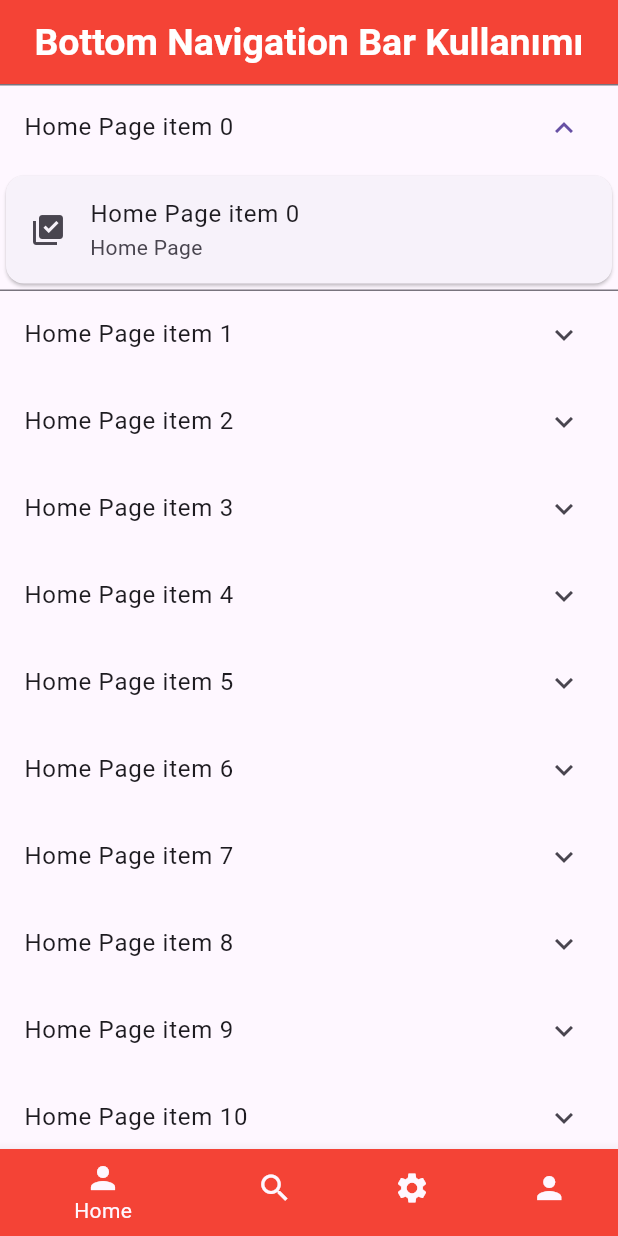
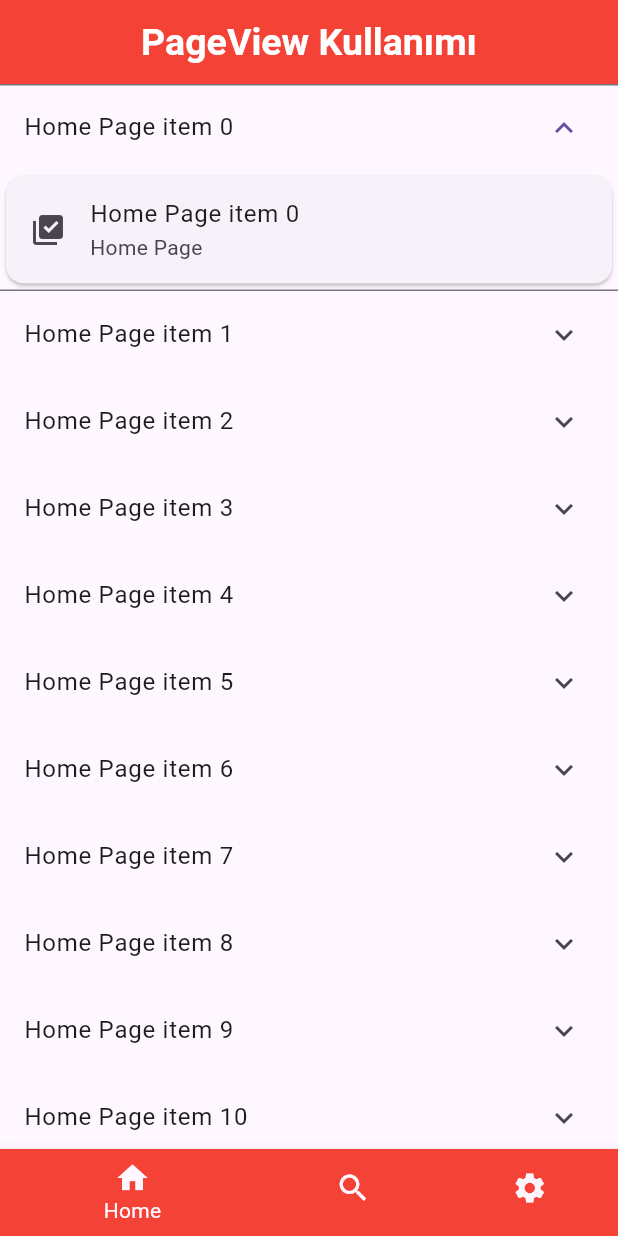
Before and after one commit to yamisagi/flutter_samples, a Flutter app: the screen it shows after launch, after a tap on an icon or button, on a phone screen of 412 x 824 dp. Run offline on Flutter 3.47's test engine with Material 2 defaults, Android fonts, the phone set to English and light mode, and no system bars; network calls fail.

Commit message:
add PageView to advanced_widgets/lesson1

```diff
--- /dev/null
+++ b/lib/advanced_widgets/lesson1/bottomnavbar/dummy_pages/settings_dummy.dart
@@ -0,0 +1,23 @@
+import 'package:flutter/material.dart';
+
+class SettingsPageDummy extends StatelessWidget {
+  const SettingsPageDummy({Key? key}) : super(key: key);
+
+  @override
+  Widget build(BuildContext context) {
+    return ListView.builder(
+        itemCount: 5,
+        itemExtent: 200,
+        itemBuilder: ((context, index) {
+          return Card(
+            borderOnForeground: true,
+            margin: const EdgeInsets.all(10),
+            child: ListTile(
+              trailing: const Icon(Icons.settings),
+              title: Text('Settings $index'),
+              subtitle: const Text('Settings Page'),
+            ),
+          );
+        }));
+  }
+}
--- /dev/null
+++ b/lib/advanced_widgets/lesson1/page_view/page_view_learn.dart
@@ -0,0 +1,104 @@
+import 'package:flutter/material.dart';
+import 'package:flutter_samples/advanced_widgets/lesson1/bottomnavbar/dummy_pages/home_dummy.dart';
+import 'package:flutter_samples/advanced_widgets/lesson1/bottomnavbar/dummy_pages/search_dummy.dart';
+import 'package:flutter_samples/advanced_widgets/lesson1/bottomnavbar/dummy_pages/settings_dummy.dart';
+
+/// [PageView] kullanımında, liste olarak tuttuğumuz [Widget]'leri yatay veya dikey olarak,
+/// Kaydırma efektiyle göstermek için kullanılır ve [ListView]'e oldukça çok benzer.
+class PageViewLearn extends StatefulWidget {
+  const PageViewLearn({Key? key}) : super(key: key);
+
+  @override
+  State<PageViewLearn> createState() => _PageViewLearnState();
+}
+
+class _PageViewLearnState extends State<PageViewLearn> {
+  /// ? Hem [BottomNavigationBar] hem de [PageView] indexini kontrol edebilmek için,
+  /// ? Ortak bir değişken oluşturuyoruz .
+  int _currentIndex = 0;
+
+  /// ? [PageView]'ı kontrol edebilmek için bir controller oluşturuyoruz.
+  late PageController _controller;
+
+  /// ? [PageView]'ın içerisinde olan sayfaları bu index ile kontrol edebilmek için,
+  /// ? Bir liste tanımladık, initState içinde gerekli atamaları yapacağız.
+  List<Widget> _pages = [];
+  @override
+  void initState() {
+    super.initState();
+    _pages = const [
+      HomePageDummy(
+        key: PageStorageKey('home'),
+      ),
+      SearchPageDummy(
+        key: PageStorageKey('search'),
+      ),
+      SettingsPageDummy()
+    ];
+
+    /// ? [PageController]'in [initialPage] değerine bizim kontrol edeceğimiz değişkeni atıyoruz.
+    _controller = PageController(initialPage: _currentIndex);
+  }
+
+  @override
+  Widget build(BuildContext context) {
+    return Scaffold(
+      appBar: AppBar(
+        title: const Text('PageView Kullanımı'),
+      ),
+      bottomNavigationBar: bottomNavBar(),
+      body: PageView(
+        /// [PageView]'i tanımladık ve kontrol edebilmek için yukarıda [PageController]'ı da tanımladık.
+        controller: _controller,
+
+        /// [onPageChanged] methodu ile, sayfa değiştiğinde,
+        /// Bize değişen sayfa indexini alıp,
+        /// kullanmamız için geri dönderiyor.
+        onPageChanged: ((index) {
+          /// ? [setState] methodu ile, sayfa değiştiğinde,
+          /// ? [_currentIndex] değişkenini değiştiriyoruz ki,
+          /// ? Hem [BottomNavigationBar] hemde [PageView]'ın indexini aynı tutmak için.
+          setState(() {
+            _currentIndex = index;
+          });
+        }),
+
+        /// [children] listesinde, göstermek istediğimiz sayfaların listesini tanımladık.
+        children: _pages,
+      ),
+    );
+  }
+
+  BottomNavigationBar bottomNavBar() {
+    return BottomNavigationBar(
+      currentIndex: _currentIndex,
+      onTap: (index) {
+        /// ? [PageController]'ın [jumpToPage] methodu ile,
+        /// ? [index] değeri ile sayfa değiştiriyoruz.
+        /// ? Bu sayede [index] değiştiğinde [_controller] değişen indexe sayfayı geçiyor.
+        setState(() {
+          _currentIndex = index;
+          _controller.jumpToPage(index);
+        });
+      },
+      type: BottomNavigationBarType.shifting,
+      items: const [
+        BottomNavigationBarItem(
+          icon: Icon(Icons.home),
+          label: 'Home',
+          backgroundColor: Colors.red,
+        ),
+        BottomNavigationBarItem(
+          icon: Icon(Icons.search),
+          label: 'Search',
+          backgroundColor: Colors.blue,
+        ),
+        BottomNavigationBarItem(
+          icon: Icon(Icons.settings),
+          label: 'Settings',
+          backgroundColor: Colors.green,
+        ),
+      ],
+    );
+  }
+}
--- a/lib/main.dart
+++ b/lib/main.dart
@@ -1,5 +1,6 @@
 import 'package:flutter/material.dart';
 import 'package:flutter_samples/advanced_widgets/lesson1/bottomnavbar/navigation_to_pages.dart';
+import 'package:flutter_samples/advanced_widgets/lesson1/page_view/page_view_learn.dart';
 
 import 'package:flutter_samples/basic_widgets/lesson4/push_and_replacement/push_and_replacement_learn.dart';
 
@@ -54,7 +55,7 @@ class CourseApp extends StatelessWidget {
         primarySwatch: Colors.red,
       ),
       title: title,
-      home: const NavigationToPages(),
+      home: const PageViewLearn(),
     );
   }
 }
```
Also changed, not shown: 1 other file.
